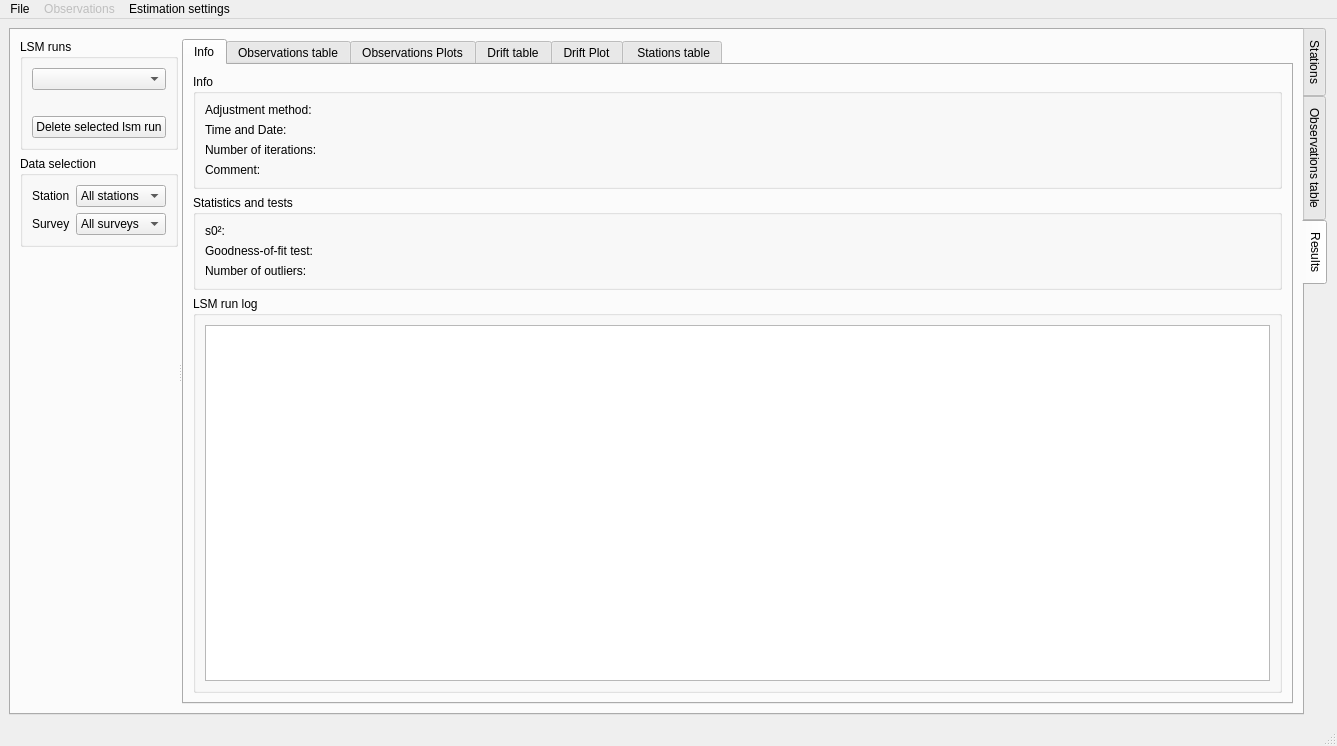
First picture: the form in gravtools/gui/MainWindow.ui, repository ahellers/GravTools, before the edit.
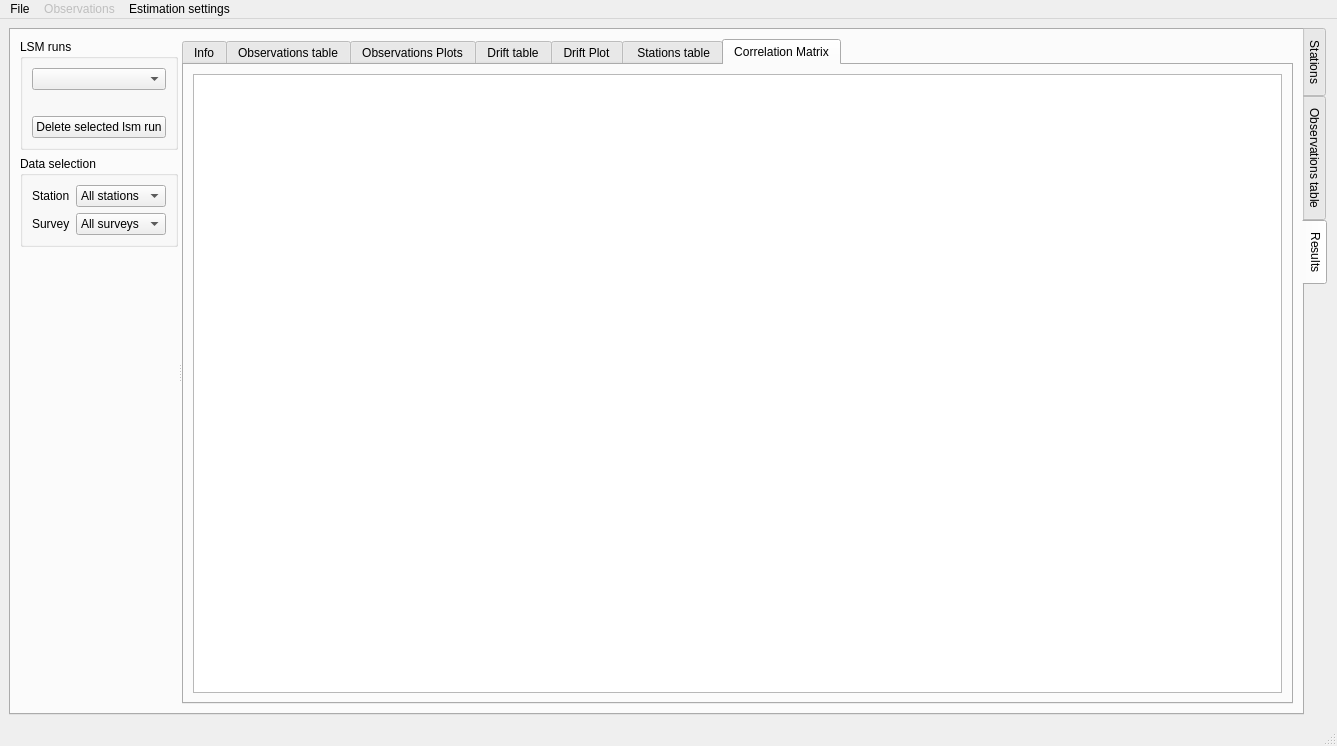
Second picture: the form after the edit. The open tabs and pages were chosen to show the change. Custom widgets are drawn as their Qt base class.

Commit message: Implemented correlation matrix table view in the GUI.

What changed in the file:
```diff
--- a/gravtools/gui/MainWindow.ui
+++ b/gravtools/gui/MainWindow.ui
@@ -471,7 +471,7 @@
             </sizepolicy>
            </property>
            <property name="currentIndex">
-            <number>0</number>
+            <number>6</number>
            </property>
            <widget class="QWidget" name="tab_results_info">
             <attribute name="title">
@@ -795,6 +795,16 @@
              </item>
             </layout>
            </widget>
+           <widget class="QWidget" name="tab_results_correlation_matrix">
+            <attribute name="title">
+             <string>Correlation Matrix</string>
+            </attribute>
+            <layout class="QVBoxLayout" name="verticalLayout_32">
+             <item>
+              <widget class="QTableView" name="tableView_results_correlation_matrix"/>
+             </item>
+            </layout>
+           </widget>
           </widget>
          </widget>
         </item>
```
Left out of the diff: 2 changed lines with no effect on the pictures. The commit also changes 6 other files.
